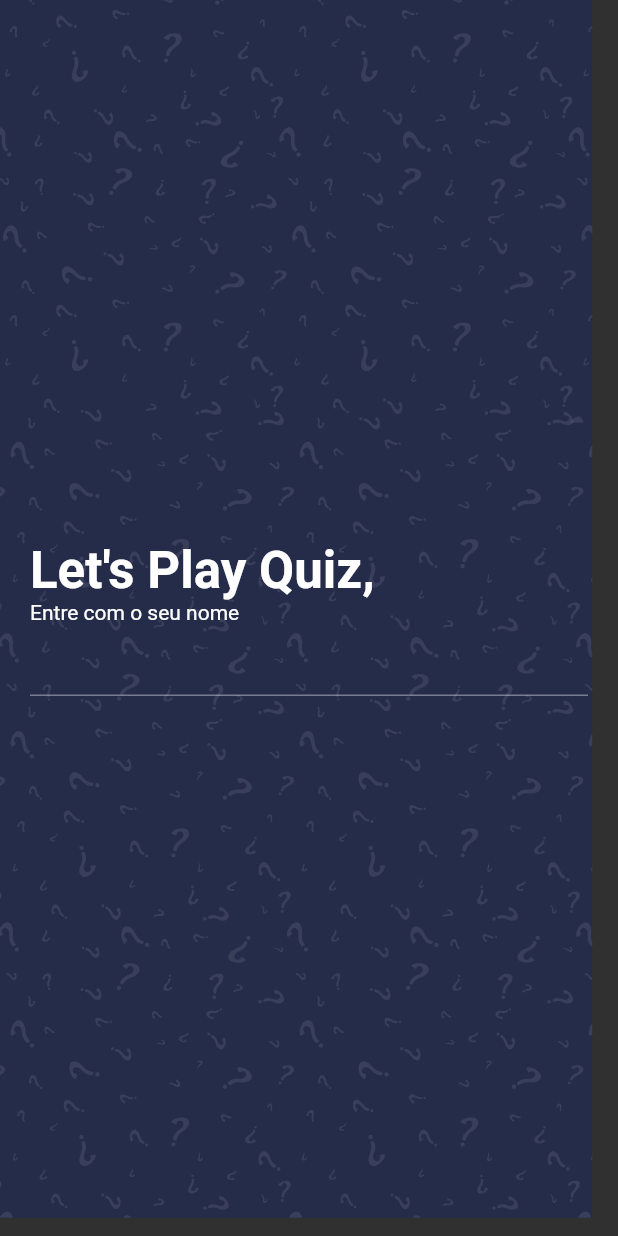
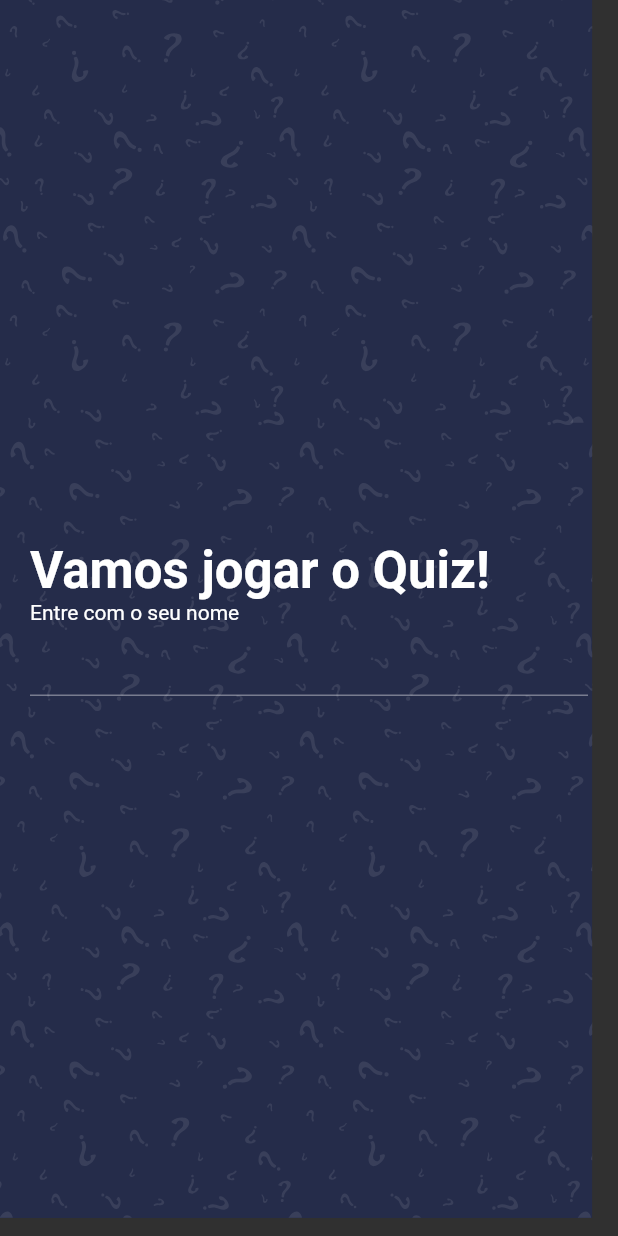
Before and after one commit to lucasoliveirasouza/quiz-app, a Flutter app: the screen it shows after launch, on a phone screen of 412 x 824 dp. Run offline on Flutter 3.47's test engine with Material 2 defaults, Android fonts, the phone set to English and light mode, and no system bars; our stand-ins replace get, websafe_svg.

Commit message:
Criando home

```diff
--- a/lib/view/home/home.dart
+++ b/lib/view/home/home.dart
@@ -25,7 +25,7 @@ class _HomeViewState extends State<HomeView> {
                 children: [
                   Spacer(),
                   Text(
-                    "Let's Play Quiz,",
+                    "Vamos jogar o Quiz!",
                     style: Theme.of(context).textTheme.headline4!.copyWith(
                           color: Colors.white,
                           fontWeight: FontWeight.bold,
```
